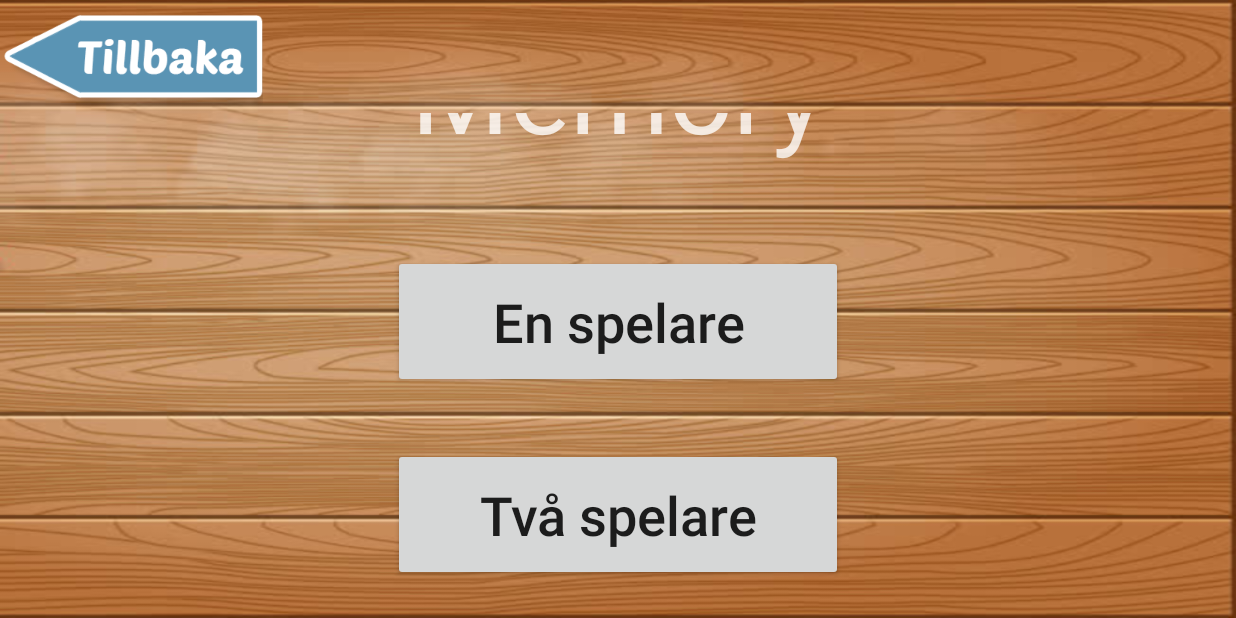
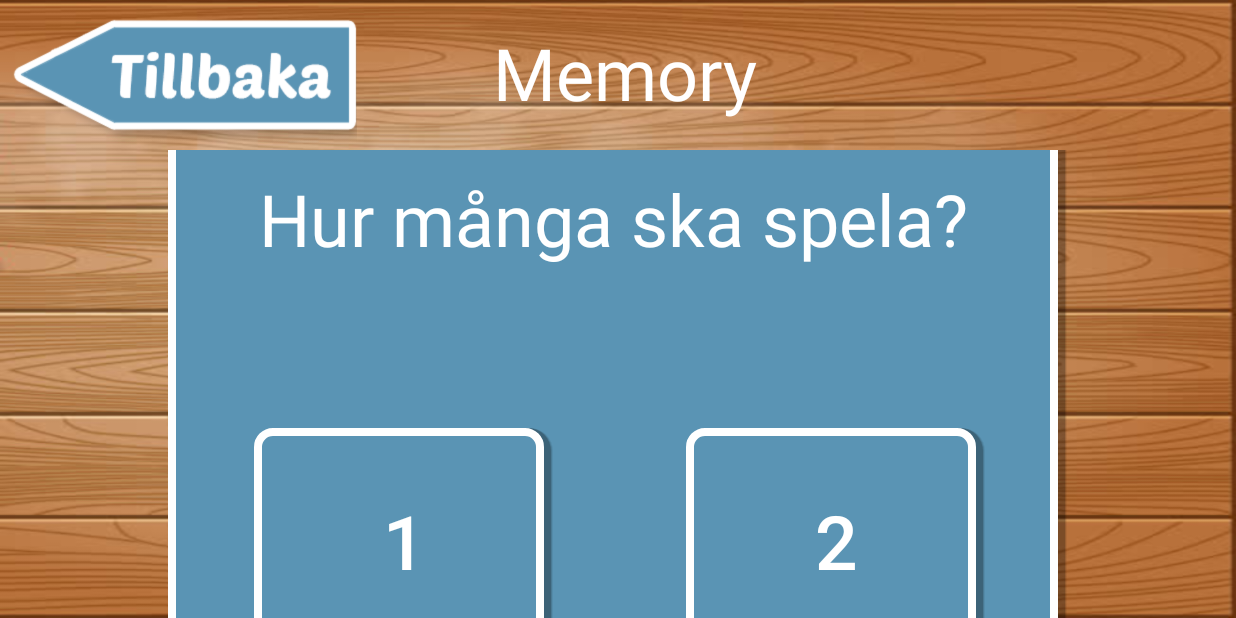
Before and after one commit to designzero/MemoryTest, an Android app: the screen it shows after launch (MainActivity), on a phone screen of 824 x 412 dp (held sideways). Run offline under Robolectric (Android 15) with nearby library versions, the phone set to English and light mode, and no system bars.

Commit message:
Enlarged titlebar and back button

```diff
--- a/app/src/main/java/com/example/bjojoh17/memorytest/MemoryButton.java
+++ b/app/src/main/java/com/example/bjojoh17/memorytest/MemoryButton.java
@@ -48,7 +48,7 @@ public class MemoryButton extends android.support.v7.widget.AppCompatImageButton
             bm = Math.round(buttonMetrics / (GameFragment.getGameRows() + (metrics.density * 3)));
         }
         if (GameFragment.getGameRows() == 4) {
-            bm = Math.round(buttonMetrics / (GameFragment.getGameRows() + (metrics.density * 6)));
+            bm = Math.round(buttonMetrics / (GameFragment.getGameRows() + (metrics.density * 7)));
         }
         tempParams.setMargins(bm,bm,bm,bm);
 
--- a/app/src/main/res/layout/end_score_dialog.xml
+++ b/app/src/main/res/layout/end_score_dialog.xml
@@ -9,7 +9,7 @@
     android:tag="endScoreDialog">
 
     <android.support.constraint.ConstraintLayout
-        android:id="@+id/linearLayout"
+        android:id="@+id/ContrainLayout"
         android:layout_width="715dp"
         android:layout_height="517dp"
         android:background="@drawable/bg_end"
--- a/app/src/main/res/layout/fragment_menu_main.xml
+++ b/app/src/main/res/layout/fragment_menu_main.xml
@@ -9,21 +9,40 @@
     android:orientation="vertical"
     tools:context=".MenuFragment">
 
-    <LinearLayout
+    <android.support.constraint.ConstraintLayout
+        android:id="@+id/linearLayout"
         android:layout_width="match_parent"
-        android:layout_height="75dp"
-        android:orientation="vertical">
+        android:layout_height="100dp">
 
         <Button
             android:id="@+id/button_back2"
-            android:layout_width="173dp"
+            android:layout_width="230dp"
             android:layout_height="wrap_content"
-            android:layout_marginEnd="50dp"
-            android:layout_marginStart="2dp"
+            android:layout_marginEnd="8dp"
+            android:layout_marginStart="8dp"
             android:background="@drawable/back_arrow"
             android:textAllCaps="false"
-            android:textSize="30sp" />
-    </LinearLayout>
+            android:textSize="30sp"
+            app:layout_constraintEnd_toStartOf="@+id/textView2"
+            app:layout_constraintHorizontal_bias="0.0"
+            app:layout_constraintStart_toStartOf="parent"
+            app:layout_constraintTop_toTopOf="parent" />
+
+        <TextView
+            android:id="@+id/textView2"
+            android:layout_width="300dp"
+            android:layout_height="wrap_content"
+            android:layout_marginStart="8dp"
+            android:text="@string/title_memory"
+            android:textAlignment="center"
+            android:textColor="@android:color/background_light"
+            android:textSize="48sp"
+            app:layout_constraintBottom_toBottomOf="parent"
+            app:layout_constraintEnd_toEndOf="parent"
+            app:layout_constraintStart_toStartOf="parent"
+            app:layout_constraintTop_toTopOf="parent"
+            app:layout_constraintVertical_bias="0.444" />
+    </android.support.constraint.ConstraintLayout>
 
     <LinearLayout
         android:layout_width="match_parent"
@@ -31,39 +50,60 @@
         android:gravity="center"
         android:orientation="vertical">
 
-        <TextView
-            android:layout_width="wrap_content"
-            android:layout_height="wrap_content"
-            android:layout_marginTop="-100dp"
-            android:layout_marginBottom="50dp"
-            android:alpha="0.8"
-            android:padding="10dp"
-            android:text="@string/title_memory"
-            android:textColor="@android:color/background_light"
-            android:textSize="75sp"
-            app:layout_constraintBottom_toBottomOf="parent"
-            app:layout_constraintLeft_toLeftOf="parent"
-            app:layout_constraintRight_toRightOf="parent"
-            app:layout_constraintTop_toTopOf="parent" />
+        <android.support.constraint.ConstraintLayout
+            android:layout_width="600dp"
+            android:layout_height="500dp"
+            android:background="@drawable/white_border_radius">
 
-        <Button
-            android:id="@+id/button_solo"
-            android:layout_width="300dp"
-            android:layout_height="wrap_content"
-            android:layout_marginBottom="40dp"
-            android:padding="20dp"
-            android:text="@string/menu_option_solo_game"
-            android:textAllCaps="false"
-            android:textSize="36sp" />
+            <Button
+                android:id="@+id/button_duo"
+                android:layout_width="200dp"
+                android:layout_height="150dp"
+                android:layout_marginBottom="64dp"
+                android:layout_marginEnd="48dp"
+                android:background="@drawable/white_border_radius"
+                android:padding="20dp"
+                android:text="2"
+                android:textAllCaps="false"
+                android:textColor="@android:color/white"
+                android:textSize="50sp"
+                app:layout_constraintBottom_toBottomOf="parent"
+                app:layout_constraintEnd_toEndOf="parent" />
 
-        <Button
-            android:id="@+id/button_duo"
-            android:layout_width="300dp"
-            android:layout_height="wrap_content"
-            android:padding="20dp"
-            android:text="@string/menu_option_duo_game"
-            android:textAllCaps="false"
-            android:textSize="36sp" />
+            <Button
+                android:id="@+id/button_solo"
+                android:layout_width="200dp"
+                android:layout_height="150dp"
+                android:layout_marginBottom="64dp"
+                android:layout_marginEnd="8dp"
+                android:layout_marginStart="48dp"
+                android:background="@drawable/white_border_radius"
+                android:padding="20dp"
+                android:text="1"
+                android:textAllCaps="false"
+                android:textColor="@android:color/white"
+                android:textSize="50sp"
+                app:layout_constraintBottom_toBottomOf="parent"
+                app:layout_constraintEnd_toStartOf="@+id/button_duo"
+                app:layout_constraintHorizontal_bias="0.105"
+                app:layout_constraintStart_toStartOf="parent" />
+
+            <TextView
+                android:id="@+id/textView"
+                android:layout_width="wrap_content"
+                android:layout_height="wrap_content"
+                android:layout_marginBottom="8dp"
+                android:layout_marginEnd="8dp"
+                android:layout_marginStart="8dp"
+                android:layout_marginTop="8dp"
+                android:text="Hur många ska spela?"
+                android:textColor="@android:color/white"
+                android:textSize="48sp"
+                app:layout_constraintBottom_toTopOf="@+id/button_solo"
+                app:layout_constraintEnd_toEndOf="parent"
+                app:layout_constraintStart_toStartOf="parent"
+                app:layout_constraintTop_toTopOf="parent" />
+        </android.support.constraint.ConstraintLayout>
 
     </LinearLayout>
 
```
Also changed, not shown: app/src/main/res/layout/fragment_game.xml (+5 -4 lines), app/src/main/res/layout/fragment_game_multi.xml (+8 -3 lines), app/src/main/res/layout/fragment_menu_difficulty.xml (+88 -41 lines).
